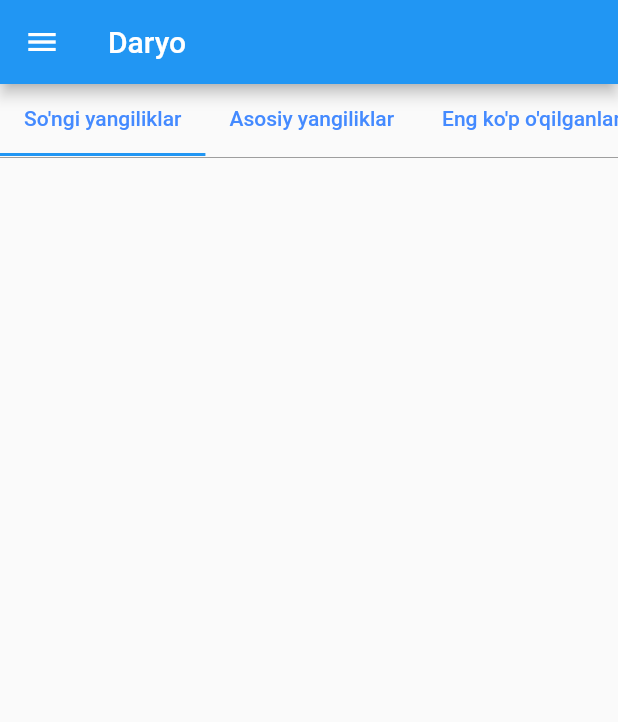
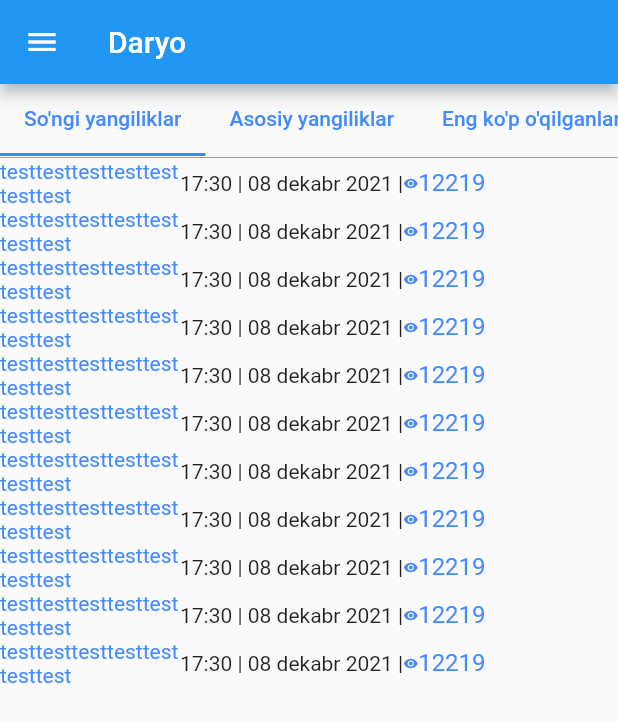
Before and after one commit to amirdev25/Daryo.uz-clone-in-Flutter, a Flutter app: the screen it shows after launch, on a phone screen of 412 x 824 dp. Shown: the top 722 px of the screen. Run offline on Flutter 3.47's test engine with Material 2 defaults, Android fonts, the phone set to English and light mode, and no system bars.

Commit message:
Date: 11.01.2023

```diff
--- a/lib/ui/home_page.dart
+++ b/lib/ui/home_page.dart
@@ -401,7 +401,38 @@
   }
 
   Widget listItemView(NewsModel news, BuildContext context) {
-    return Container();
+    return Column(
+      children: [
+        Row(
+          children: [
+            const SizedBox(
+              width: 120.0,
+              child: Text(
+                "testtesttesttesttesttesttest",
+                style: TextStyle(color: Colors.blueAccent),
+              ),
+            ),
+            Row(
+              children: const [
+                Text("17:30 | 08 dekabr 2021 |"),
+                Icon(
+                  Icons.remove_red_eye,
+                  color: Colors.blueAccent,
+                  size: 10.0,
+                ),
+                Text(
+                  "12219",
+                  style: TextStyle(
+                    fontSize: 16.0,
+                    color: Colors.blueAccent,
+                  ),
+                )
+              ],
+            )
+          ],
+        )
+      ],
+    );
   }
 
   void loadData() {
```
